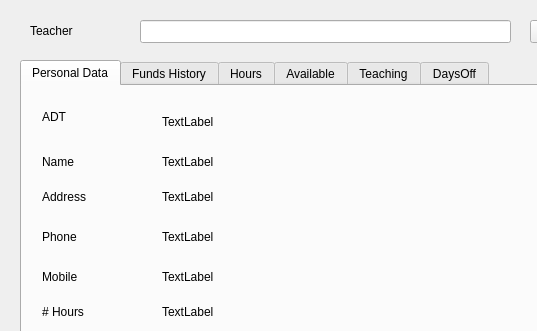
First picture: the form in Teacher/viewteacherdialog.ui, repository MrRisoni/Gauss, before the edit; both pictures show x 0 to 537 and y 0 to 331 of the 638 by 670 pixel window.
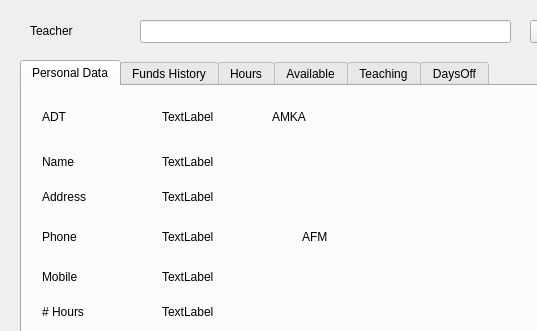
Second picture: the form after the edit.

The edit to the form file:
```diff
--- a/Teacher/viewteacherdialog.ui
+++ b/Teacher/viewteacherdialog.ui
@@ -454,9 +454,9 @@
      <property name="geometry">
       <rect>
        <x>140</x>
-       <y>20</y>
-       <width>271</width>
-       <height>31</height>
+       <y>10</y>
+       <width>91</width>
+       <height>41</height>
       </rect>
      </property>
      <property name="text">
@@ -489,6 +489,32 @@
       <string>Signature</string>
      </property>
     </widget>
+    <widget class="QLabel" name="label_15">
+     <property name="geometry">
+      <rect>
+       <x>250</x>
+       <y>20</y>
+       <width>81</width>
+       <height>21</height>
+      </rect>
+     </property>
+     <property name="text">
+      <string>AMKA</string>
+     </property>
+    </widget>
+    <widget class="QLabel" name="label_16">
+     <property name="geometry">
+      <rect>
+       <x>280</x>
+       <y>140</y>
+       <width>81</width>
+       <height>21</height>
+      </rect>
+     </property>
+     <property name="text">
+      <string>AFM</string>
+     </property>
+    </widget>
    </widget>
    <widget class="QWidget" name="tabFunds">
     <attribute name="title">
```
